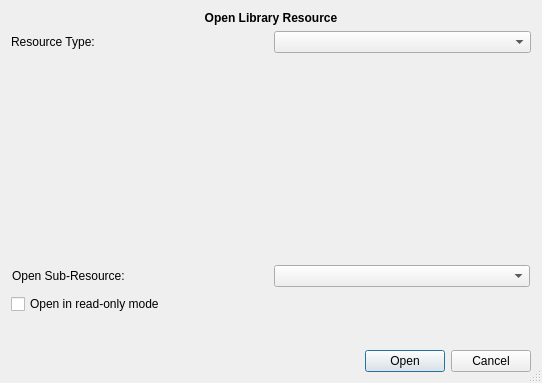
Before: the Qt Designer form src/klflibopenresourcedlg.ui in CryFeiFei/klatexformula, drawn with Qt 5.
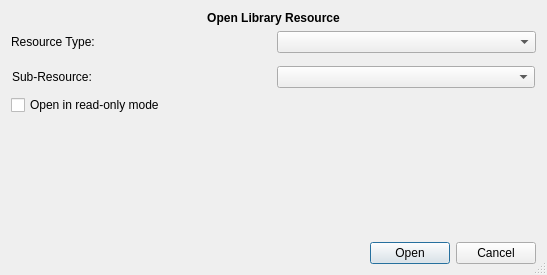
After: the same form once the commit is applied.

Commit message: * Bugfixes with resources (new/delete/create/...)   in part. fixed segfault with "open sub-resource>..." * introduced KLF_DEBUG_WATCH_OBJECT * fixed plugin deletion upon add-on removal * some more fixes

Patch:
```diff
--- a/src/klflibopenresourcedlg.ui
+++ b/src/klflibopenresourcedlg.ui
@@ -6,8 +6,8 @@
    <rect>
     <x>0</x>
     <y>0</y>
-    <width>542</width>
-    <height>383</height>
+    <width>547</width>
+    <height>275</height>
    </rect>
   </property>
   <property name="windowTitle">
@@ -61,6 +61,12 @@
    </item>
    <item row="2" column="0" colspan="2">
     <widget class="QStackedWidget" name="stkOpenWidgets">
+     <property name="sizePolicy">
+      <sizepolicy hsizetype="Preferred" vsizetype="Fixed">
+       <horstretch>0</horstretch>
+       <verstretch>0</verstretch>
+      </sizepolicy>
+     </property>
      <widget class="QWidget" name="pageDummy"/>
     </widget>
    </item>
@@ -76,9 +82,6 @@
      <property name="orientation">
       <enum>Qt::Vertical</enum>
      </property>
-     <property name="sizeType">
-      <enum>QSizePolicy::Preferred</enum>
-     </property>
      <property name="sizeHint" stdset="0">
       <size>
        <width>20</width>
@@ -89,6 +92,12 @@
    </item>
    <item row="3" column="0" colspan="2">
     <widget class="QFrame" name="frmSubResource">
+     <property name="sizePolicy">
+      <sizepolicy hsizetype="Preferred" vsizetype="Fixed">
+       <horstretch>0</horstretch>
+       <verstretch>0</verstretch>
+      </sizepolicy>
+     </property>
      <property name="frameShape">
       <enum>QFrame::NoFrame</enum>
      </property>
@@ -108,7 +117,7 @@
       <item row="0" column="0">
        <widget class="QLabel" name="lblSubResource">
         <property name="text">
-         <string>Open Sub-Resource:</string>
+         <string>Sub-Resource:</string>
         </property>
        </widget>
       </item>
```
The commit also changes 20 other files.
